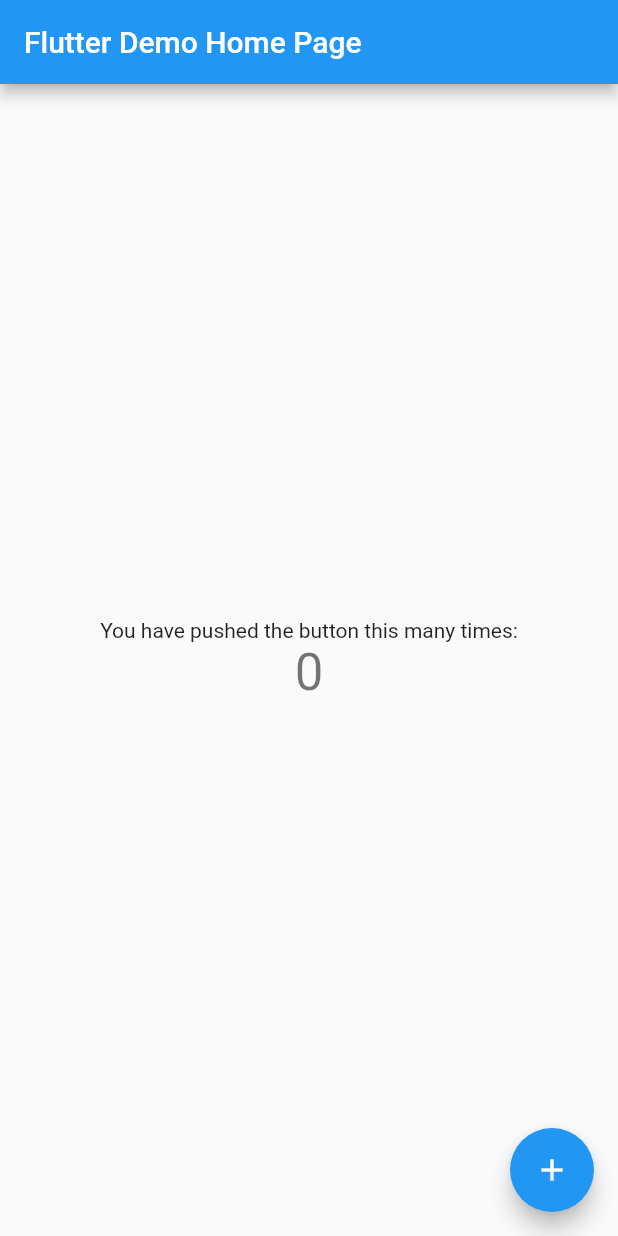
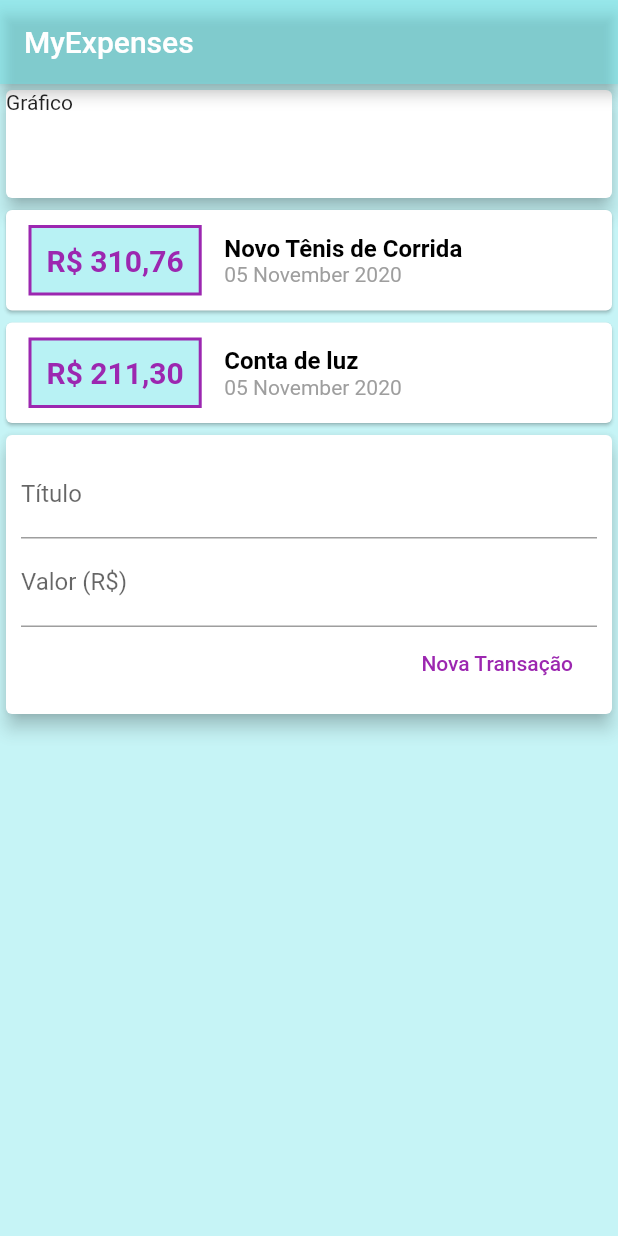
Before and after one commit to joaovperin/my_expenses, a Flutter app: the screen it shows after launch, on a phone screen of 412 x 824 dp. Run offline on Flutter 3.47's test engine with Material 2 defaults, Android fonts, the phone set to English and light mode, and no system bars.

Commit message:
Created some widgets (list, form)

```diff
--- /dev/null
+++ b/lib/components/transaction/transaction_form.component.dart
@@ -0,0 +1,52 @@
+import 'package:flutter/material.dart';
+import 'package:my_expenses/utils/number-utils.dart';
+
+class TransactionForm extends StatelessWidget {
+  TransactionForm({Key key}) : super(key: key);
+
+  final titleCtrl = TextEditingController();
+  final valueCtrl = TextEditingController();
+
+  @override
+  Widget build(BuildContext context) {
+    return Card(
+      elevation: 5,
+      child: Padding(
+        padding: const EdgeInsets.all(10),
+        child: Column(
+          children: [
+            TextField(
+              decoration: InputDecoration(labelText: 'Título'),
+              controller: titleCtrl,
+            ),
+            TextField(
+              decoration:
+                  InputDecoration(labelText: "Valor (${getCurrency()})"),
+              controller: valueCtrl,
+            ),
+            Row(
+              mainAxisAlignment: MainAxisAlignment.end,
+              children: [
+                FlatButton(
+                  child: Text('Nova Transação'),
+                  textColor: Colors.purple,
+                  onPressed: () {
+                    print(
+                        "Title: ${titleCtrl.text} and Value ${fmtMoney(double.parse(valueCtrl.text))}");
+                    // _transactions.add(Transaction(
+                    //   id: 'new',
+                    //   title: titleCtrl.text.trim(),
+                    //   value: double.parse(valueCtrl.text.trim()),
+                    //   date: DateTime.now(),
+                    // ));
+                    // print("Title: ${titleCtrl.text} and Value ${fmtMoney(double.parse(valueCtrl.text))}");
+                  },
+                ),
+              ],
+            ),
+          ],
+        ),
+      ),
+    );
+  }
+}
--- /dev/null
+++ b/lib/components/transaction/transaction_graph.component.dart
@@ -0,0 +1,19 @@
+import 'package:flutter/material.dart';
+
+class TransactionGraph extends StatelessWidget {
+  const TransactionGraph({
+    Key key,
+  }) : super(key: key);
+
+  @override
+  Widget build(BuildContext context) {
+    return Container(
+      width: double.infinity,
+      height: 80,
+      child: Card(
+        child: Text('Gráfico'),
+        elevation: 5,
+      ),
+    );
+  }
+}
--- /dev/null
+++ b/lib/components/transaction/transaction_list.component.dart
@@ -0,0 +1,67 @@
+import 'package:flutter/material.dart';
+import 'package:my_expenses/constants/app.constants.dart';
+import 'package:my_expenses/models/transaction.model.dart';
+import 'package:my_expenses/utils/date-utils.dart';
+import 'package:my_expenses/utils/number-utils.dart';
+
+class TransactionList extends StatelessWidget {
+  final List<Transaction> transactions;
+
+  const TransactionList(this.transactions, {Key key}) : super(key: key);
+
+  @override
+  Widget build(BuildContext context) {
+    return Column(
+      children: transactions.map((tr) {
+        return Card(
+          child: Row(
+            children: [
+              Container(
+                margin: EdgeInsets.symmetric(
+                  horizontal: 15,
+                  vertical: 10,
+                ),
+                decoration: BoxDecoration(
+                  color: kAppPrimaryColor,
+                  border: Border.all(
+                    color: Colors.purple,
+                    width: 2,
+                  ),
+                ),
+                padding: EdgeInsets.all(10),
+                child: Text(
+                  fmtMoney(tr.value),
+                  style: TextStyle(
+                    fontWeight: FontWeight.bold,
+                    fontSize: 20,
+                    color: Colors.purple,
+                  ),
+                ),
+              ),
+              Column(
+                crossAxisAlignment: CrossAxisAlignment.start,
+                mainAxisAlignment: MainAxisAlignment.center,
+                children: [
+                  Text(
+                    tr.title,
+                    style: TextStyle(
+                      fontWeight: FontWeight.bold,
+                      fontSize: 16,
+                      color: Colors.black,
+                    ),
+                  ),
+                  Text(
+                    fmtDateTime(tr.date),
+                    style: TextStyle(
+                      color: Colors.grey,
+                    ),
+                  ),
+                ],
+              )
+            ],
+          ),
+        );
+      }).toList(),
+    );
+  }
+}
--- /dev/null
+++ b/lib/components/transaction/transaction_user.component.dart
@@ -0,0 +1,38 @@
+import 'package:flutter/material.dart';
+import 'package:my_expenses/components/transaction/transaction_form.component.dart';
+import 'package:my_expenses/components/transaction/transaction_list.component.dart';
+import 'package:my_expenses/models/transaction.model.dart';
+
+class TransactionUser extends StatefulWidget {
+  TransactionUser({Key key}) : super(key: key);
+
+  @override
+  _TransactionUserState createState() => _TransactionUserState();
+}
+
+class _TransactionUserState extends State<TransactionUser> {
+  final _transactions = [
+    Transaction(
+      id: 't1',
+      title: 'Novo Tênis de Corrida',
+      value: 310.76,
+      date: DateTime.now(),
+    ),
+    Transaction(
+      id: 't2',
+      title: 'Conta de luz',
+      value: 211.30,
+      date: DateTime.now(),
+    )
+  ];
+
+  @override
+  Widget build(BuildContext context) {
+    return Column(
+      children: [
+        TransactionList(_transactions),
+        TransactionForm(),
+      ],
+    );
+  }
+}
--- /dev/null
+++ b/lib/constants/app.constants.dart
@@ -0,0 +1,5 @@
+import 'dart:ui';
+
+const kAppTitle = 'MyExpenses';
+const kAppPrimaryColor = const Color.fromARGB(125, 110, 228, 232);
+const kAppSecondColor = const Color(0xFF151026);
--- a/lib/main.dart
+++ b/lib/main.dart
@@ -1,117 +1,42 @@
 import 'package:flutter/material.dart';
+import 'package:my_expenses/constants/app.constants.dart';
 
-void main() {
-  runApp(MyApp());
+import 'components/transaction/transaction_graph.component.dart';
+import 'components/transaction/transaction_user.component.dart';
+
+main() {
+  runApp(MyExpensesApp());
 }
 
-class MyApp extends StatelessWidget {
-  // This widget is the root of your application.
+class MyExpensesApp extends StatelessWidget {
   @override
   Widget build(BuildContext context) {
     return MaterialApp(
-      title: 'My Expenses',
+      home: MyHomePage(),
       theme: ThemeData(
-        // This is the theme of your application.
-        //
-        // Try running your application with "flutter run". You'll see the
-        // application has a blue toolbar. Then, without quitting the app, try
-        // changing the primarySwatch below to Colors.green and then invoke
-        // "hot reload" (press "r" in the console where you ran "flutter run",
-        // or simply save your changes to "hot reload" in a Flutter IDE).
-        // Notice that the counter didn't reset back to zero; the application
-        // is not restarted.
-        primarySwatch: Colors.blue,
-        // This makes the visual density adapt to the platform that you run
-        // the app on. For desktop platforms, the controls will be smaller and
-        // closer together (more dense) than on mobile platforms.
-        visualDensity: VisualDensity.adaptivePlatformDensity,
+        canvasColor: kAppPrimaryColor.withAlpha(100),
+        backgroundColor: Colors.pink,
       ),
-      home: MyHomePage(title: 'Flutter Demo Home Page'),
     );
   }
 }
 
-class MyHomePage extends StatefulWidget {
-  MyHomePage({Key key, this.title}) : super(key: key);
-
-  // This widget is the home page of your application. It is stateful, meaning
-  // that it has a State object (defined below) that contains fields that affect
-  // how it looks.
-
-  // This class is the configuration for the state. It holds the values (in this
-  // case the title) provided by the parent (in this case the App widget) and
-  // used by the build method of the State. Fields in a Widget subclass are
-  // always marked "final".
-
-  final String title;
-
-  @override
-  _MyHomePageState createState() => _MyHomePageState();
-}
-
-class _MyHomePageState extends State<MyHomePage> {
-  int _counter = 0;
-
-  void _incrementCounter() {
-    setState(() {
-      // This call to setState tells the Flutter framework that something has
-      // changed in this State, which causes it to rerun the build method below
-      // so that the display can reflect the updated values. If we changed
-      // _counter without calling setState(), then the build method would not be
-      // called again, and so nothing would appear to happen.
-      _counter++;
-    });
-  }
-
+class MyHomePage extends StatelessWidget {
   @override
   Widget build(BuildContext context) {
-    // This method is rerun every time setState is called, for instance as done
-    // by the _incrementCounter method above.
-    //
-    // The Flutter framework has been optimized to make rerunning build methods
-    // fast, so that you can just rebuild anything that needs updating rather
-    // than having to individually change instances of widgets.
     return Scaffold(
       appBar: AppBar(
-        // Here we take the value from the MyHomePage object that was created by
-        // the App.build method, and use it to set our appbar title.
-        title: Text(widget.title),
+        title: Text(kAppTitle),
+        backgroundColor: kAppPrimaryColor,
       ),
-      body: Center(
-        // Center is a layout widget. It takes a single child and positions it
-        // in the middle of the parent.
-        child: Column(
-          // Column is also a layout widget. It takes a list of children and
-          // arranges them vertically. By default, it sizes itself to fit its
-          // children horizontally, and tries to be as tall as its parent.
-          //
-          // Invoke "debug painting" (press "p" in the console, choose the
-          // "Toggle Debug Paint" action from the Flutter Inspector in Android
-          // Studio, or the "Toggle Debug Paint" command in Visual Studio Code)
-          // to see the wireframe for each widget.
-          //
-          // Column has various properties to control how it sizes itself and
-          // how it positions its children. Here we use mainAxisAlignment to
-          // center the children vertically; the main axis here is the vertical
-          // axis because Columns are vertical (the cross axis would be
-          // horizontal).
-          mainAxisAlignment: MainAxisAlignment.center,
-          children: <Widget>[
-            Text(
-              'You have pushed the button this many times:',
-            ),
-            Text(
-              '$_counter',
-              style: Theme.of(context).textTheme.headline4,
-            ),
-          ],
-        ),
+      body: Column(
+        //mainAxisAlignment: MainAxisAlignment.spaceAround,
+        crossAxisAlignment: CrossAxisAlignment.stretch,
+        children: [
+          TransactionGraph(),
+          TransactionUser(),
+        ],
       ),
-      floatingActionButton: FloatingActionButton(
-        onPressed: _incrementCounter,
-        tooltip: 'Increment',
-        child: Icon(Icons.add),
-      ), // This trailing comma makes auto-formatting nicer for build methods.
     );
   }
 }
--- a/lib/model_main.dart
+++ /dev/null
@@ -1,117 +0,0 @@
-import 'package:flutter/material.dart';
-
-void main() {
-  runApp(MyApp());
-}
-
-class MyApp extends StatelessWidget {
-  // This widget is the root of your application.
-  @override
-  Widget build(BuildContext context) {
-    return MaterialApp(
-      title: 'My Expenses',
-      theme: ThemeData(
-        // This is the theme of your application.
-        //
-        // Try running your application with "flutter run". You'll see the
-        // application has a blue toolbar. Then, without quitting the app, try
-        // changing the primarySwatch below to Colors.green and then invoke
-        // "hot reload" (press "r" in the console where you ran "flutter run",
-        // or simply save your changes to "hot reload" in a Flutter IDE).
-        // Notice that the counter didn't reset back to zero; the application
-        // is not restarted.
-        primarySwatch: Colors.blue,
-        // This makes the visual density adapt to the platform that you run
-        // the app on. For desktop platforms, the controls will be smaller and
-        // closer together (more dense) than on mobile platforms.
-        visualDensity: VisualDensity.adaptivePlatformDensity,
-      ),
-      home: MyHomePage(title: 'Flutter Demo Home Page'),
-    );
-  }
-}
-
-class MyHomePage extends StatefulWidget {
-  MyHomePage({Key key, this.title}) : super(key: key);
-
-  // This widget is the home page of your application. It is stateful, meaning
-  // that it has a State object (defined below) that contains fields that affect
-  // how it looks.
-
-  // This class is the configuration for the state. It holds the values (in this
-  // case the title) provided by the parent (in this case the App widget) and
-  // used by the build method of the State. Fields in a Widget subclass are
-  // always marked "final".
-
-  final String title;
-
-  @override
-  _MyHomePageState createState() => _MyHomePageState();
-}
-
-class _MyHomePageState extends State<MyHomePage> {
-  int _counter = 0;
-
-  void _incrementCounter() {
-    setState(() {
-      // This call to setState tells the Flutter framework that something has
-      // changed in this State, which causes it to rerun the build method below
-      // so that the display can reflect the updated values. If we changed
-      // _counter without calling setState(), then the build method would not be
-      // called again, and so nothing would appear to happen.
-      _counter++;
-    });
-  }
-
-  @override
-  Widget build(BuildContext context) {
-    // This method is rerun every time setState is called, for instance as done
-    // by the _incrementCounter method above.
-    //
-    // The Flutter framework has been optimized to make rerunning build methods
-    // fast, so that you can just rebuild anything that needs updating rather
-    // than having to individually change instances of widgets.
-    return Scaffold(
-      appBar: AppBar(
-        // Here we take the value from the MyHomePage object that was created by
-        // the App.build method, and use it to set our appbar title.
-        title: Text(widget.title),
-      ),
-      body: Center(
-        // Center is a layout widget. It takes a single child and positions it
-        // in the middle of the parent.
-        child: Column(
-          // Column is also a layout widget. It takes a list of children and
-          // arranges them vertically. By default, it sizes itself to fit its
-          // children horizontally, and tries to be as tall as its parent.
-          //
-          // Invoke "debug painting" (press "p" in the console, choose the
-          // "Toggle Debug Paint" action from the Flutter Inspector in Android
-          // Studio, or the "Toggle Debug Paint" command in Visual Studio Code)
-          // to see the wireframe for each widget.
-          //
-          // Column has various properties to control how it sizes itself and
-          // how it positions its children. Here we use mainAxisAlignment to
-          // center the children vertically; the main axis here is the vertical
-          // axis because Columns are vertical (the cross axis would be
-          // horizontal).
-          mainAxisAlignment: MainAxisAlignment.center,
-          children: <Widget>[
-            Text(
-              'You have pushed the button this many times:',
-            ),
-            Text(
-              '$_counter',
-              style: Theme.of(context).textTheme.headline4,
-            ),
-          ],
-        ),
-      ),
-      floatingActionButton: FloatingActionButton(
-        onPressed: _incrementCounter,
-        tooltip: 'Increment',
-        child: Icon(Icons.add),
-      ), // This trailing comma makes auto-formatting nicer for build methods.
-    );
-  }
-}
--- /dev/null
+++ b/lib/models/transaction.model.dart
@@ -0,0 +1,15 @@
+import 'package:flutter/foundation.dart';
+
+class Transaction {
+  final String id;
+  final String title;
+  final double value;
+  final DateTime date;
+
+  Transaction({
+    @required this.id,
+    @required this.title,
+    @required this.value,
+    @required this.date,
+  });
+}
--- /dev/null
+++ b/lib/utils/date-utils.dart
@@ -0,0 +1,4 @@
+import 'package:intl/intl.dart';
+
+/// Formats a DateTime [value] object.
+fmtDateTime(DateTime value) => DateFormat('dd MMMM y').format(value);
--- /dev/null
+++ b/lib/utils/number-utils.dart
@@ -0,0 +1,8 @@
+import 'package:intl/intl.dart';
+
+
+/// Formats a double [value] object in the currency format.
+getCurrency() => NumberFormat.simpleCurrency(locale: 'pt_BR').currencySymbol;
+
+/// Formats a double [value] object in the currency format.
+fmtMoney(double value) => NumberFormat.simpleCurrency(locale: 'pt_BR').format(value);
--- a/pubspec.yaml
+++ b/pubspec.yaml
@@ -28,6 +28,8 @@ dependencies:
   # The following adds the Cupertino Icons font to your application.
   # Use with the CupertinoIcons class for iOS style icons.
   cupertino_icons: ^1.0.0
+  # Internacionalization and localization
+  intl: ^0.16.1
 
 dev_dependencies:
   flutter_test:
```
Also changed, not shown: pubspec.lock, 1 other file.
